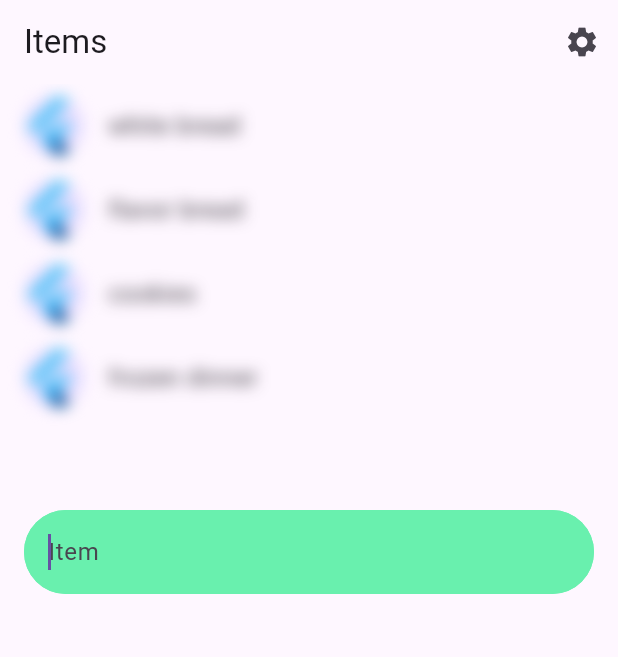
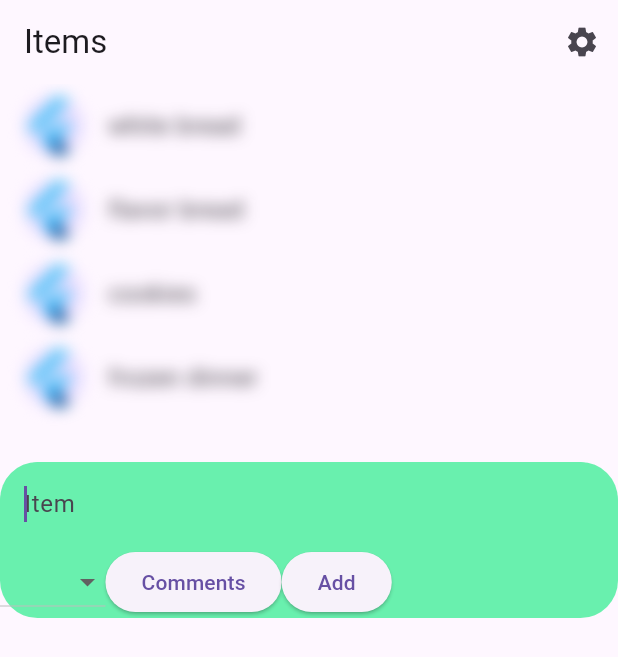
Before and after one commit to JoeyShapiro/Kale, a Flutter app: the screen it shows after launch, after a tap on "Add Item", on a phone screen of 412 x 824 dp. Shown: the top 657 px of the screen. Run offline on Flutter 3.47's test engine with Material 3 defaults, Android fonts, the phone set to English and light mode, and no system bars; generated files the repository leaves out were written again.

Commit message:
no idea, but i got it

```diff
--- a/kale/lib/src/groceries/groceries_list.dart
+++ b/kale/lib/src/groceries/groceries_list.dart
@@ -31,6 +31,10 @@ class _GroceryListState extends State<GroceryList>
   var animTrans = 0.0;
   var showAddItem = false;
   var blur = 0.0;
+  var showButtons = false;
+  late List<String> categories;
+  final animsCoolThatWerePainToSetup =
+      true; // this has a negative offset, which mobile cannot click
 
   late FocusNode focusAddItem;
 
@@ -42,6 +46,7 @@ class _GroceryListState extends State<GroceryList>
       ..addListener(() {
         if (!focusAddItem.hasFocus) {
           controller.reverse();
+          showButtons = false;
         }
       });
 
@@ -51,6 +56,12 @@ class _GroceryListState extends State<GroceryList>
     Size size = view.physicalSize / view.devicePixelRatio;
     final maxWidth = size.width;
     final maxHeight = size.height;
+
+    categories = <String>[
+      'deli',
+      'frozen',
+      'pastry',
+    ];
 
     controller = AnimationController(
         duration: const Duration(milliseconds: 300), vsync: this);
@@ -80,6 +91,7 @@ class _GroceryListState extends State<GroceryList>
           ..addStatusListener((status) {
             if (status == AnimationStatus.completed) {
               focusAddItem.requestFocus();
+              showButtons = true;
             } else if (status == AnimationStatus.dismissed) {
               showAddItem = false;
             }
@@ -89,7 +101,7 @@ class _GroceryListState extends State<GroceryList>
   @override
   Widget build(BuildContext context) {
     return Scaffold(
-      resizeToAvoidBottomInset: false,
+      resizeToAvoidBottomInset: !animsCoolThatWerePainToSetup,
       appBar: AppBar(
         title: const Text('Items'),
         actions: [
@@ -111,8 +123,10 @@ class _GroceryListState extends State<GroceryList>
       // In contrast to the default ListView constructor, which requires
       // building all Widgets up front, the ListView.builder constructor lazily
       // builds Widgets as they’re scrolled into view.
-      body: Column(children: [
+      body: Stack(alignment: Alignment.bottomCenter, children: [
         // BackdropFilter(filter: ImageFilter.blur(sigmaX: 5.0, sigmaY: 5.0), child: ???), // TODO has to be below child
+        Column(
+          children: [
             Expanded(
                 child: ImageFiltered(
               imageFilter: ImageFilter.blur(sigmaX: blur, sigmaY: blur),
@@ -145,19 +159,23 @@ class _GroceryListState extends State<GroceryList>
                 },
               ),
             )),
-        Padding(
-          padding: const EdgeInsets.all(16.0),
-          child: Stack(
+          ],
+        ),
+        Stack(
+          alignment: Alignment.bottomCenter,
           children: [
             if (showAddItem)
-                Transform.translate(
-                  offset: Offset(0, animTrans),
+              Positioned(
+                bottom: 0,
+                child: Transform.translate(
+                  offset:
+                      Offset(0, animsCoolThatWerePainToSetup ? animTrans : 0),
                   child: SizedBox(
                     width: animWidth,
                     child: DecoratedBox(
                       decoration: const BoxDecoration(
                         color: Colors.greenAccent,
-                        borderRadius: BorderRadius.all(Radius.circular(100)),
+                        borderRadius: BorderRadius.all(Radius.circular(25)),
                       ),
                       child: Column(
                         children: [
@@ -176,14 +194,43 @@ class _GroceryListState extends State<GroceryList>
                                       BorderSide(color: Colors.greenAccent)),
                               hintText: 'Item',
                             ),
+                          ),
+                          if (showButtons)
+                            Row(
+                              children: [
+                                DropdownButton(
+                                  items: categories
+                                      .map<DropdownMenuItem<String>>(
+                                          (String value) {
+                                    return DropdownMenuItem<String>(
+                                      value: value,
+                                      child: Text(value),
+                                    );
+                                  }).toList(),
+                                  onChanged: (value) {},
+                                ),
+                                ElevatedButton(
+                                    onPressed: () {
+                                      print('comment');
+                                    },
+                                    child: const Text('Comments')),
+                                ElevatedButton(
+                                    onPressed: () {
+                                      print('add');
+                                    },
+                                    child: const Text('Add')),
+                              ],
                             )
                         ],
                       ),
                     ),
                   ),
+                ),
               )
             else
-                ElevatedButton(
+              Padding(
+                padding: const EdgeInsets.all(16.0),
+                child: ElevatedButton(
                   style: TextButton.styleFrom(
                       foregroundColor: Colors.green,
                       backgroundColor: Colors.greenAccent),
@@ -193,8 +240,8 @@ class _GroceryListState extends State<GroceryList>
                   },
                   child: const Text('Add Item'),
                 ),
+              ),
           ],
-          ),
         ),
       ]),
     );
--- a/kale/pubspec.yaml
+++ b/kale/pubspec.yaml
@@ -19,7 +19,7 @@ dev_dependencies:
   flutter_test:
     sdk: flutter
 
-  flutter_lints: ^2.0.0
+  flutter_lints: ^3.0.1
 
 flutter:
   uses-material-design: true
```
Also changed, not shown: kale/pubspec.lock, 1 other file. Lines whose indentation alone changed are shown as unchanged.
